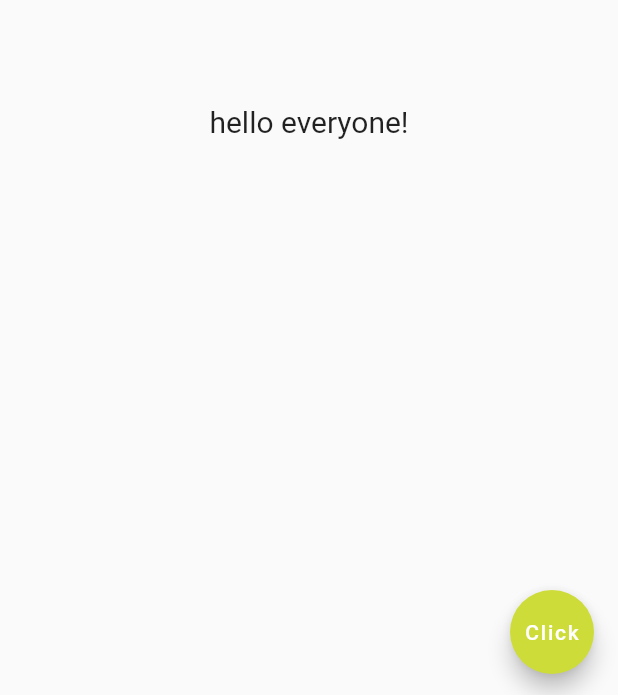
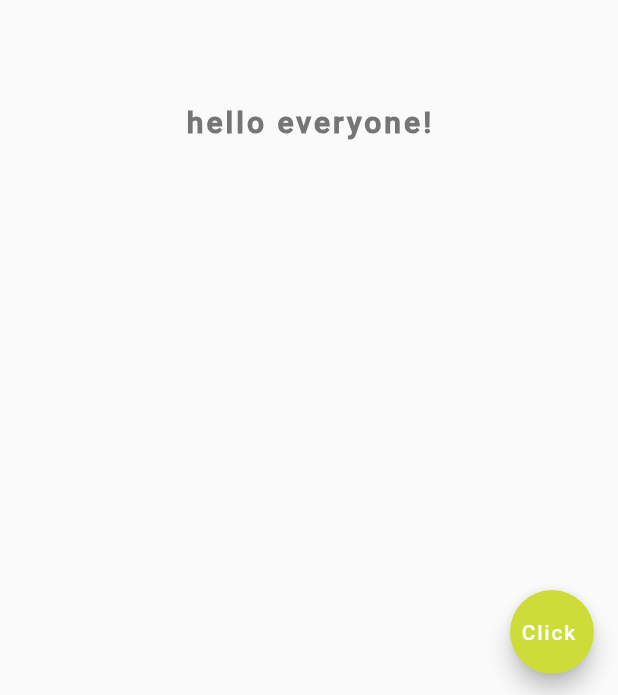
Before and after one commit to raynusri/study_app, a Flutter app: the screen it shows after launch, on a phone screen of 412 x 824 dp. Shown: the part 538-1233 px from the top of the screen. Run offline on Flutter 3.47's test engine with Material 2 defaults, Android fonts, the phone set to English and light mode, and no system bars.

Commit message:
commit 4

```diff
--- a/apps/study_app/lib/main.dart
+++ b/apps/study_app/lib/main.dart
@@ -1,33 +1,47 @@
 import 'package:flutter/material.dart';
 
-void main() {//widget Tree
-  runApp(MaterialApp(
-    home:Scaffold(//Its a wrapper
-      appBar:AppBar(
-        title:Text('Raynu first App'),
-        centerTitle: true,//this is to make the title in the middle !
-     backgroundColor:Colors.lime,
+void main() => runApp(MaterialApp(
+    home: Home(),
+  ));
+  //Scalffold -> basic layout of the app !
+  //we can create our own customize widgets!
+  // studying on how each and every widgets works
+//every Widget has its class
+
+
+//stateless Widgets-> the state of the widget cant change over time
+//stateful Widgets -> the state of the widget can change over time.
+//this is changes for the homepage that is why named as Home.
+class Home  extends StatelessWidget{
+  @override
+  Widget build(BuildContext context) {
+    // TODO: implement build
+return Scaffold( //Its a wrapper
+  appBar: AppBar(
+    title: Text('Raynu first App'),
+    centerTitle: true, //this is to make the title in the middle !
+    backgroundColor: Colors.lime,
   ),
   body: Center(
     //centralized whatever nested inside of it !!
     child: Text(
       'hello everyone!',
-    style:TextStyle(
+      style: TextStyle(
         fontSize: 20.0,
+        fontWeight: FontWeight.bold,
+        letterSpacing: 2.0,
+        color: Colors.grey[600],
+        fontFamily: 'Roboto',
       ),
     ),
 
   ),
   floatingActionButton: FloatingActionButton(
-     onPressed: (){},
-   child: Text('Click'),
+    onPressed: () {},
+    child: Text('Click '),
     backgroundColor: Colors.lime,
   ),
-    ),
-  ));
-  //Scalffold -> basic layout of the app !
-  //we can create our own customize widgets!
-  // studying on how each and every widgets works
-
+);
+  }
 
 }
```
Also changed, not shown: apps/study_app/pubspec.yaml (+6 -12 lines), apps/study_app/fonts/Roboto-Medium.ttf (added). Lines whose indentation alone changed are shown as unchanged.
